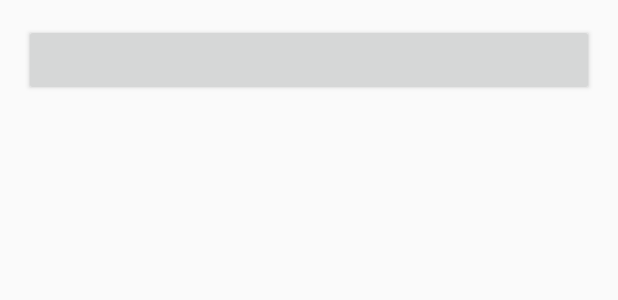
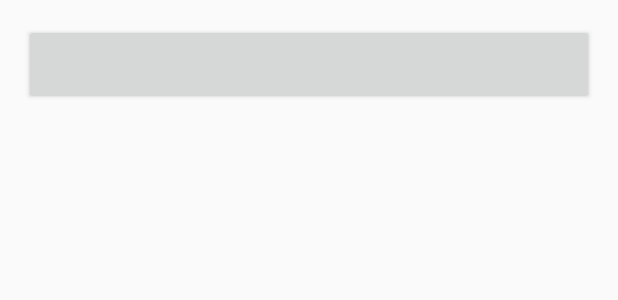
Before and after one commit to Mausamagr/FacebookAndroidSDKIntregrationExample, an Android app: the layout activity_facebook_login.xml on its own in the app's theme, with its tools: preview values and no code run, on a phone screen of 412 x 824 dp. Shown: the top 300 px of the screen. Run offline under Robolectric (Android 15) with nearby library versions, the phone set to English and light mode, and no system bars; plain views replace LoginButton.

Commit message:
Layout change

```diff
--- a/app/src/main/res/layout/activity_facebook_login.xml
+++ b/app/src/main/res/layout/activity_facebook_login.xml
@@ -13,7 +13,7 @@
     <com.facebook.login.widget.LoginButton
         android:id="@+id/facebookLoginButton"
         android:layout_width="match_parent"
-        android:layout_height="wrap_content"
+        android:layout_height="54dp"
         android:gravity="center"/>
 
 </RelativeLayout>
```
